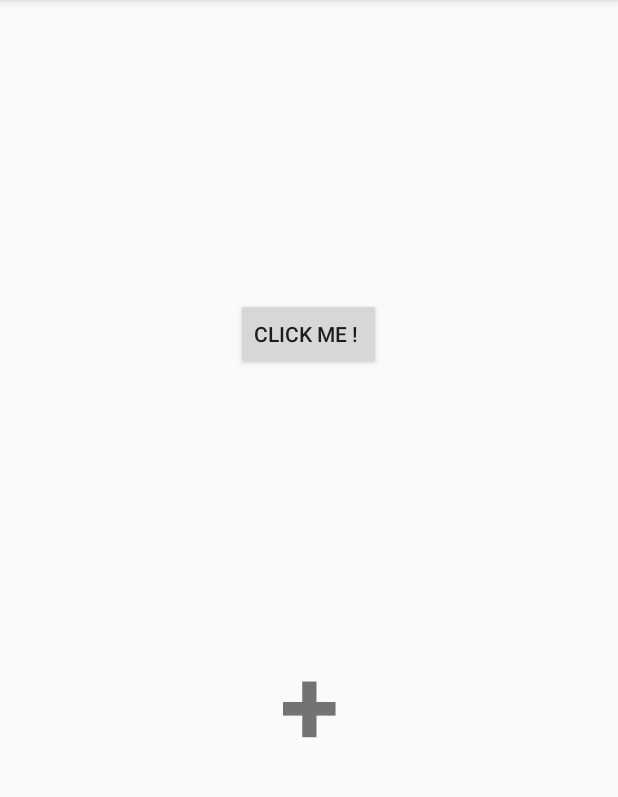
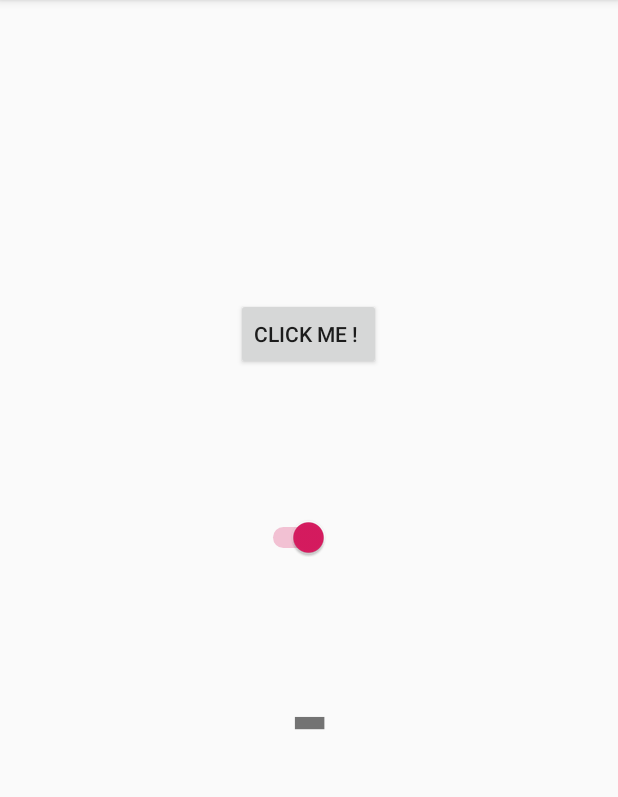
Before and after one commit to OzolsUgis/Android_Kursi_2020_LVL1, an Android app: the screen it shows after launch (MainActivity), after a tap on "CLICK ME !", on a phone screen of 412 x 824 dp, the part 84-881 px from its top. Run offline under Robolectric (Android 15) with nearby library versions, the phone set to English and light mode, and no system bars.

```diff
--- a/Day7/app/src/main/java/com/example/day7/MainActivity.kt
+++ b/Day7/app/src/main/java/com/example/day7/MainActivity.kt
@@ -3,6 +3,7 @@ package com.example.day7
 import androidx.appcompat.app.AppCompatActivity
 import android.os.Bundle
 import android.widget.Button
+import android.widget.Switch
 import android.widget.TextView
 
 class MainActivity : AppCompatActivity() {
@@ -13,16 +14,17 @@ class MainActivity : AppCompatActivity() {
 
         val btnClickMe = findViewById<Button>(R.id.btnPushMe)
         val txtOutput = findViewById<TextView>(R.id.txtOutput)
+        var switch = findViewById<Switch>(R.id.swSwitch)
 
-
-        btnClickMe.setOnClickListener(){
-            if (txtOutput.text.toString() == ""){
-                txtOutput.text=("+")
-            }else if (txtOutput.text.toString() == "+"){
-                txtOutput.text = "-"
-            }else if (txtOutput.text.toString() == "-"){
+        switch.setOnCheckedChangeListener { _, isChecked ->
+            if (isChecked) {
+                txtOutput.text="-"
+            } else {
                 txtOutput.text = "+"
             }
         }
+        btnClickMe.setOnClickListener(){
+            switch.isChecked = !switch.isChecked;
+        }
     }
 }
--- a/Day7/app/src/main/res/layout/activity_main.xml
+++ b/Day7/app/src/main/res/layout/activity_main.xml
@@ -10,15 +10,15 @@
         android:id="@+id/txtOutput"
         android:layout_width="95dp"
         android:layout_height="98dp"
-        android:layout_marginTop="171dp"
         android:textAlignment="center"
         android:textSize="72sp"
         android:textStyle="bold"
         app:layout_constraintBottom_toBottomOf="parent"
+        app:layout_constraintHorizontal_bias="0.503"
         app:layout_constraintLeft_toLeftOf="parent"
         app:layout_constraintRight_toRightOf="parent"
         app:layout_constraintTop_toBottomOf="@+id/btnPushMe"
-        app:layout_constraintVertical_bias="0.008" />
+        app:layout_constraintVertical_bias="0.426" />
 
     <Button
         android:id="@+id/btnPushMe"
@@ -32,4 +32,16 @@
         app:layout_constraintTop_toTopOf="parent"
         app:layout_constraintVertical_bias="0.276" />
 
+    <Switch
+        android:id="@+id/swSwitch"
+        android:layout_width="86dp"
+        android:layout_height="36dp"
+        android:layout_marginTop="92dp"
+        app:layout_constraintBottom_toTopOf="@+id/txtOutput"
+        app:layout_constraintEnd_toEndOf="parent"
+        app:layout_constraintHorizontal_bias="0.409"
+        app:layout_constraintStart_toStartOf="parent"
+        app:layout_constraintTop_toBottomOf="@+id/btnPushMe"
+        app:layout_constraintVertical_bias="0.024" />
+
 </androidx.constraintlayout.widget.ConstraintLayout>
```
